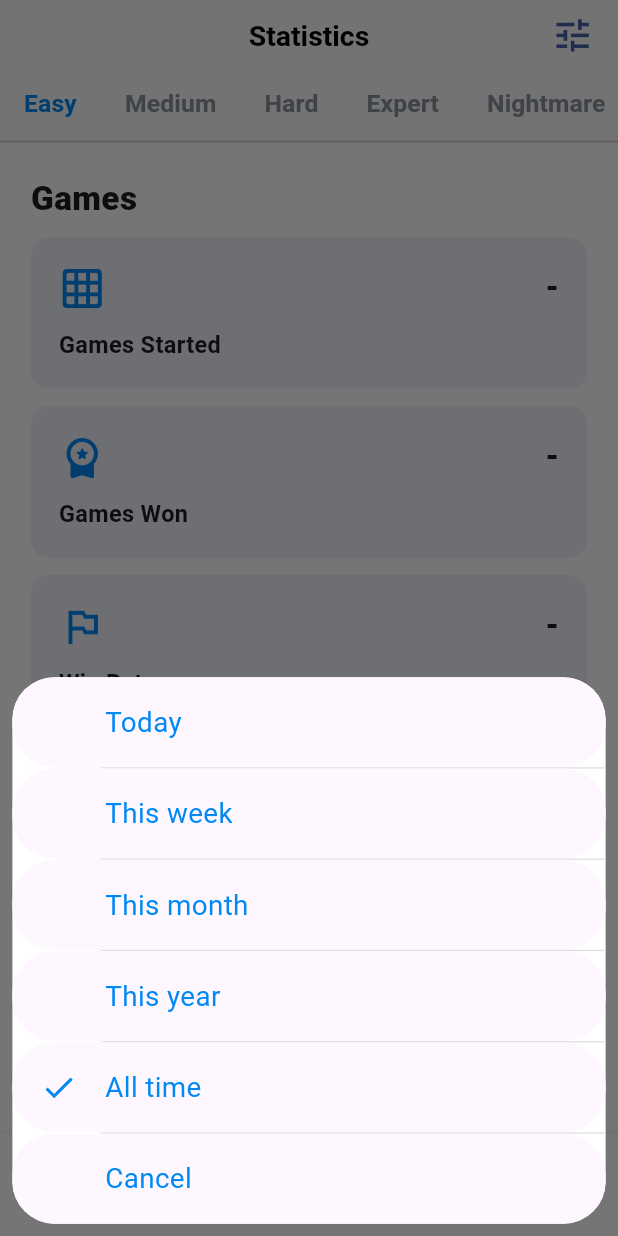
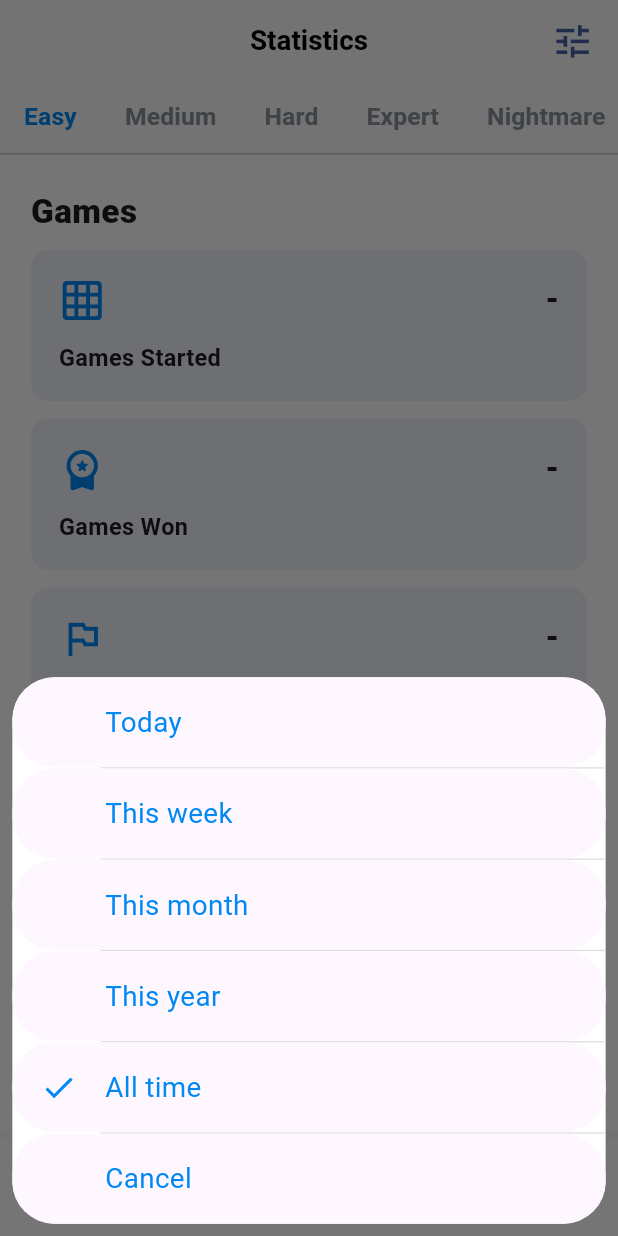
Before and after one commit to recepsenoglu/Flutter_Sudoku, a Flutter app: the screen it shows after launch, item 2 of the bottom bar chosen, after a tap on the "tune" icon, on a phone screen of 412 x 824 dp. Run offline on Flutter 3.47's test engine with Material 3 defaults, Android fonts, the phone set to English and light mode, and no system bars; our stand-ins replace shared_preferences, webview_flutter.

```diff
--- a/lib/screens/main_screen/main_screen.dart
+++ b/lib/screens/main_screen/main_screen.dart
@@ -3,11 +3,11 @@ import 'package:flutter/services.dart';
 import 'package:provider/provider.dart';
 
 import '../../models/game_model.dart';
+import '../../utils/game_colors.dart';
 import '../../utils/game_routes.dart';
-import '../../utils/game_colors.dart';
+import '../../utils/game_sizes.dart';
 import '../../utils/game_strings.dart';
 import '../../utils/game_text_styles.dart';
-import '../../utils/game_sizes.dart';
 import '../../widgets/app_bar_action_button.dart';
 import '../../widgets/button/rounded_button/rounded_button.dart';
 import 'main_screen_provider.dart';
@@ -23,7 +23,7 @@ class MainScreen extends StatelessWidget {
       backgroundColor: GameColors.mainScreenBg,
       appBar: AppBar(
         elevation: 0,
-        toolbarHeight: GameSizes.getHeight(0.07),
+        toolbarHeight: GameSizes.getWidth(0.12),
         backgroundColor: GameColors.mainScreenBg,
         systemOverlayStyle: SystemUiOverlayStyle.dark,
         leading: const SizedBox.shrink(),
@@ -32,7 +32,7 @@ class MainScreen extends StatelessWidget {
             onPressed: () =>
                 GameRoutes.goTo(GameRoutes.optionsScreen, enableBack: true),
             icon: Icons.settings_outlined,
-            iconSize: GameSizes.getHeight(0.035),
+            iconSize: GameSizes.getWidth(0.08),
           ),
           SizedBox(width: GameSizes.getWidth(0.02)),
         ],
@@ -98,7 +98,7 @@ class GameTitle extends StatelessWidget {
             GameStrings.gameTitle,
             textAlign: TextAlign.center,
             style: GameTextStyles.mainScreenTitle.copyWith(
-              fontSize: GameSizes.getWidth(0.09),
+              fontSize: GameSizes.getWidth(0.08),
             ),
           ),
         ),
@@ -122,8 +122,8 @@ class AppLogo extends StatelessWidget {
         ),
       ),
       child: SizedBox(
-        width: GameSizes.getWidth(0.45),
-        height: GameSizes.getWidth(0.45),
+        width: GameSizes.getWidth(0.42),
+        height: GameSizes.getWidth(0.42),
       ),
     );
   }
--- a/lib/screens/navigation_bar/navigation_bar_screen.dart
+++ b/lib/screens/navigation_bar/navigation_bar_screen.dart
@@ -50,9 +50,9 @@ class _NavigationBarScreenState extends State<NavigationBarScreen> {
         selectedItemColor: GameColors.navigationBarItemActive,
         unselectedItemColor: GameColors.navigationBarItemPassive,
         selectedLabelStyle: GameTextStyles.navigationBarItemLabel
-            .copyWith(fontSize: GameSizes.getWidth(0.035)),
+            .copyWith(fontSize: GameSizes.getWidth(0.032)),
         unselectedLabelStyle: GameTextStyles.navigationBarItemLabel.copyWith(
-          fontSize: GameSizes.getWidth(0.035),
+          fontSize: GameSizes.getWidth(0.032),
         ),
       ),
       body: screens[_selectedIndex],
--- a/lib/screens/statistics_screen/statistics_screen.dart
+++ b/lib/screens/statistics_screen/statistics_screen.dart
@@ -7,9 +7,9 @@ import '../../constant/game_constants.dart';
 import '../../models/stat_group_model.dart';
 import '../../models/stat_model.dart';
 import '../../utils/game_colors.dart';
+import '../../utils/game_sizes.dart';
 import '../../utils/game_strings.dart';
 import '../../utils/game_text_styles.dart';
-import '../../utils/game_sizes.dart';
 import '../../widgets/app_bar_action_button.dart';
 import 'statistics_screen_provider.dart';
 
@@ -254,15 +254,15 @@ class StatisticsAppBar extends StatelessWidget implements PreferredSizeWidget {
       title: Text(
         GameStrings.statistics,
         style: GameTextStyles.statisticsTitle
-            .copyWith(fontSize: GameSizes.getHeight(0.023)),
+            .copyWith(fontSize: GameSizes.getWidth(0.045)),
       ),
+      leadingWidth: 0,
       leading: const SizedBox(),
-      leadingWidth: 0,
       actions: [
         AppBarActionButton(
           icon: Icons.tune,
           onPressed: onTimeInterval,
-          iconSize: GameSizes.getHeight(0.035),
+          iconSize: GameSizes.getWidth(0.07),
         ),
         SizedBox(width: GameSizes.getWidth(0.025)),
       ],
@@ -287,5 +287,5 @@ class StatisticsAppBar extends StatelessWidget implements PreferredSizeWidget {
   }
 
   @override
-  Size get preferredSize => Size.fromHeight(GameSizes.getHeight(0.115));
+  Size get preferredSize => Size.fromHeight(GameSizes.getWidth(0.25));
 }
--- a/lib/widgets/app_bar_action_button.dart
+++ b/lib/widgets/app_bar_action_button.dart
@@ -19,7 +19,7 @@ class AppBarActionButton extends StatelessWidget {
         icon,
         color: GameColors.appBarActions,
       ),
-      iconSize: iconSize ?? GameSizes.getHeight(0.033),
+      iconSize: iconSize ?? GameSizes.getWidth(0.06),
       visualDensity: VisualDensity.compact,
       // splashRadius: iconSize,
       padding: GameSizes.getSymmetricPadding(0.01, 0.001),
```
Also changed, not shown: lib/screens/game_screen/game_screen.dart (+5 -5 lines), lib/screens/game_screen/game_screen_provider.dart (+11 -5 lines), lib/screens/options_screen/about_game_screen/privacy_policy_screen.dart (+9 -1 lines), lib/screens/options_screen/about_game_screen/terms_of_use_screen.dart (+12 -1 lines), lib/screens/win_screen/win_screen.dart (+6 -1 lines), 3 other files.
